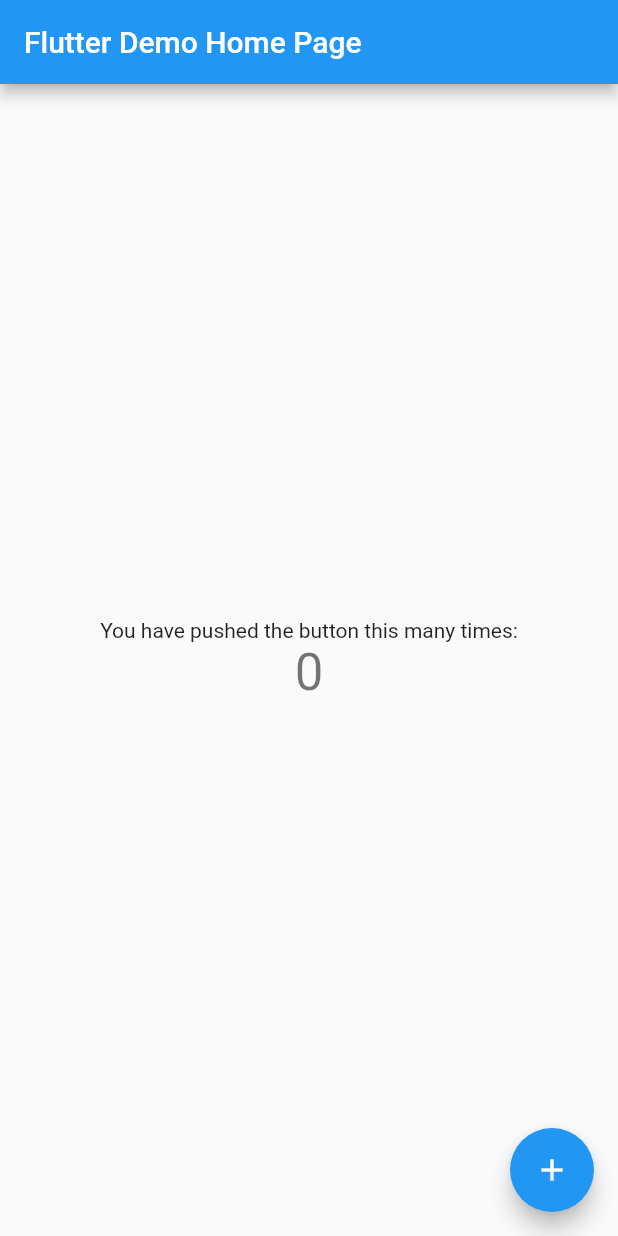
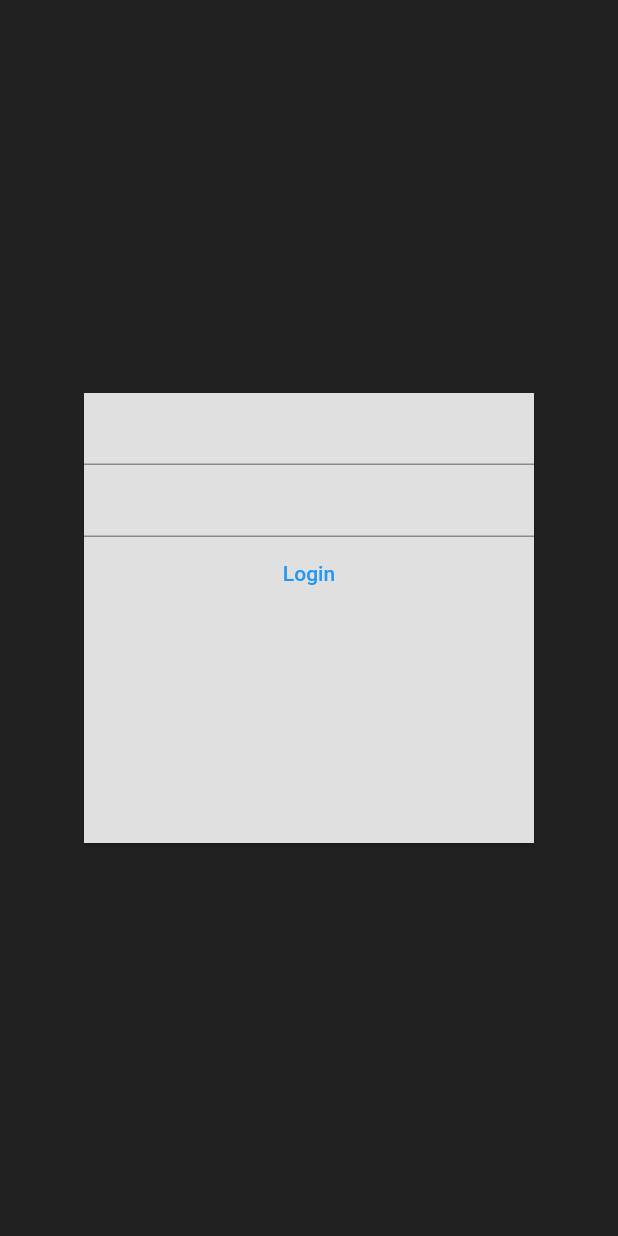
Before and after one commit to java-injection/student-suite-private-front, a Flutter app: the screen it shows after launch, on a phone screen of 412 x 824 dp. Run offline on Flutter 3.47's test engine with Material 2 defaults, Android fonts, the phone set to English and light mode, and no system bars; missing offline and left inert: dart:html.

Commit message:
login form, first step

```diff
--- /dev/null
+++ b/lib/app.dart
@@ -0,0 +1,11 @@
+import 'package:flutter/material.dart';
+import 'package:students_suite_private_front/pages/home_page.dart';
+
+class App extends StatelessWidget {
+  @override
+  Widget build(BuildContext context) {
+    return MaterialApp(
+      home: HomePage(),
+    );
+  }
+}
--- a/lib/classe_brutta.dart
+++ /dev/null
@@ -1,3 +0,0 @@
-class ClasseBrutta {
-  final v = 0;
-}
--- a/lib/main.dart
+++ b/lib/main.dart
@@ -1,123 +1,11 @@
 import 'package:flutter/material.dart';
+import 'package:intl/date_symbol_data_local.dart';
+import 'package:intl/intl.dart';
+import 'package:students_suite_private_front/app.dart';
 
-void main() {
-  runApp(const MyApp());
+void main() async{
+  Intl.defaultLocale = 'it_IT';
+  await initializeDateFormatting('it_IT', null);
+
+  runApp(App());
 }
-
-class MyApp extends StatelessWidget {
-  const MyApp({super.key});
-
-  // This widget is the root of your application.
-  @override
-  Widget build(BuildContext context) {
-    return MaterialApp(
-      title: 'Flutter Demo',
-      theme: ThemeData(
-        // This is the theme of your application.
-        //
-        // Try running your application with "flutter run". You'll see the
-        // application has a blue toolbar. Then, without quitting the app, try
-        // changing the primarySwatch below to Colors.green and then invoke
-        // "hot reload" (press "r" in the console where you ran "flutter run",
-        // or simply save your changes to "hot reload" in a Flutter IDE).
-        // Notice that the counter didn't reset back to zero; the application
-        // is not restarted.
-        primarySwatch: Colors.blue,
-      ),
-      home: const MyHomePage(title: 'Flutter Demo Home Page'),
-    );
-  }
-}
-
-class MyHomePage extends StatefulWidget {
-  const MyHomePage({super.key, required this.title});
-
-  // This widget is the home page of your application. It is stateful, meaning
-  // that it has a State object (defined below) that contains fields that affect
-  // how it looks.
-
-  // This class is the configuration for the state. It holds the values (in this
-  // case the title) provided by the parent (in this case the App widget) and
-  // used by the build method of the State. Fields in a Widget subclass are
-  // always marked "final".
-
-  final String title;
-
-  @override
-  State<MyHomePage> createState() => _MyHomePageState();
-}
-
-class _MyHomePageState extends State<MyHomePage> {
-  int _counter = 0;
-
-  int? testLinter(){
-    return null;
-  }
-
-  dynamic testLinter2(){
-    return null;
-  }
-
-  void _incrementCounter() {
-    setState(() {
-      // This call to setState tells the Flutter framework that something has
-      // changed in this State, which causes it to rerun the build method below
-      // so that the display can reflect the updated values. If we changed
-      // _counter without calling setState(), then the build method would not be
-      // called again, and so nothing would appear to happen.
-      _counter++;
-    });
-  }
-
-  @override
-  Widget build(BuildContext context) {
-    // This method is rerun every time setState is called, for instance as done
-    // by the _incrementCounter method above.
-    //
-    // The Flutter framework has been optimized to make rerunning build methods
-    // fast, so that you can just rebuild anything that needs updating rather
-    // than having to individually change instances of widgets.
-    return Scaffold(
-      appBar: AppBar(
-        // Here we take the value from the MyHomePage object that was created by
-        // the App.build method, and use it to set our appbar title.
-        title: Text(widget.title),
-      ),
-      body: Center(
-        // Center is a layout widget. It takes a single child and positions it
-        // in the middle of the parent.
-        child: Column(
-          // Column is also a layout widget. It takes a list of children and
-          // arranges them vertically. By default, it sizes itself to fit its
-          // children horizontally, and tries to be as tall as its parent.
-          //
-          // Invoke "debug painting" (press "p" in the console, choose the
-          // "Toggle Debug Paint" action from the Flutter Inspector in Android
-          // Studio, or the "Toggle Debug Paint" command in Visual Studio Code)
-          // to see the wireframe for each widget.
-          //
-          // Column has various properties to control how it sizes itself and
-          // how it positions its children. Here we use mainAxisAlignment to
-          // center the children vertically; the main axis here is the vertical
-          // axis because Columns are vertical (the cross axis would be
-          // horizontal).
-          mainAxisAlignment: MainAxisAlignment.center,
-          children: <Widget>[
-            const Text(
-              'You have pushed the button this many times:',
-            ),
-            Text(
-              '$_counter',
-              style: Theme.of(context).textTheme.headline4,
-            ),
-          ],
-        ),
-      ),
-      floatingActionButton: FloatingActionButton(
-        onPressed: _incrementCounter,
-        tooltip: 'Increment',
-        child: const Icon(Icons.add),
-      ), // This trailing comma makes auto-formatting nicer for build methods.
-    );
-  }
-}
--- /dev/null
+++ b/lib/pages/home_page.dart
@@ -0,0 +1,48 @@
+import 'dart:html';
+
+import 'package:flutter/material.dart';
+
+class HomePage extends StatefulWidget {
+  const HomePage({Key? key}) : super(key: key);
+
+  @override
+  State<HomePage> createState() => _HomePageState();
+}
+
+class _HomePageState extends State<HomePage> {
+  @override
+  Widget build(BuildContext context) {
+    return Scaffold(
+      body: Container(
+       color: Colors.black87,
+        child: Center(
+          child: Card(
+            child: Container(
+              color: Colors.grey.shade300,
+              width: 300,
+              height: 300,
+              child: Column(
+                children: [
+                  _emailField(),
+                  _passwordField(),
+                  _loginButton(),
+                ],
+              )
+            ),
+          ),
+        ),
+
+      ),
+    );
+  }
+
+  Widget _emailField() => TextField();
+
+  Widget _passwordField() => TextField();
+
+  Widget _loginButton() => TextButton(
+    onPressed: (){},
+    child: Text("Login"),
+
+  );
+}
--- /dev/null
+++ b/lib/settings/defaults.dart
@@ -0,0 +1,7 @@
+
+
+class Defaults{
+
+
+
+}
--- a/pubspec.yaml
+++ b/pubspec.yaml
@@ -36,6 +36,8 @@
   # The following adds the Cupertino Icons font to your application.
   # Use with the CupertinoIcons class for iOS style icons.
   cupertino_icons: ^1.0.2
+  pointer_interceptor: ^0.9.3+3
+  intl: ^0.17.0
 
 dev_dependencies:
   flutter_test:
```
Also changed, not shown: pubspec.lock, 1 other file.
